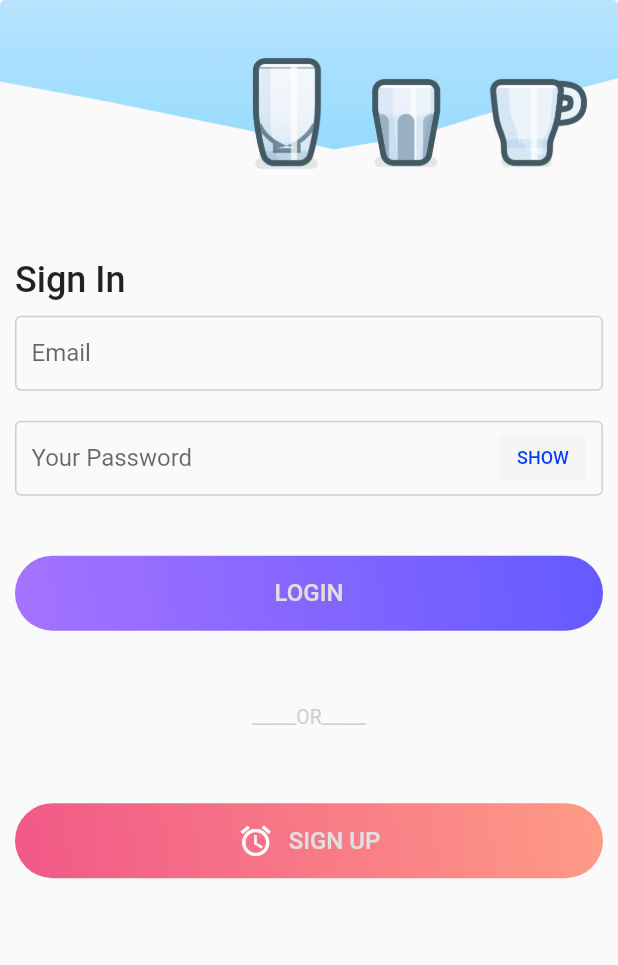
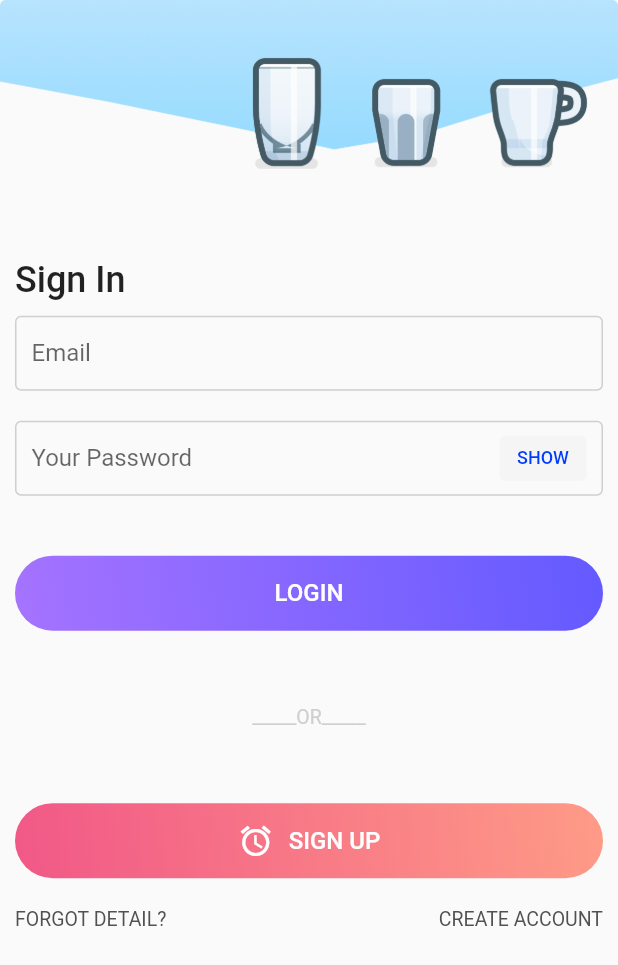
Before and after one commit to mroom-software/mr-smart-dock-mobile, a Flutter app: the screen it shows after launch, on a phone screen of 412 x 824 dp. Shown: the top 965 px of the screen. Run offline on Flutter 3.47's test engine with Material 2 defaults, Android fonts, the phone set to English and light mode, and no system bars; Roboto replaces fonts that are missing (Avenir).

Commit message:
[Login screen] update UI

```diff
--- a/lib/routes.dart
+++ b/lib/routes.dart
@@ -19,7 +19,8 @@ class Routes extends StatelessWidget {
           body1: TextStyle(fontSize: 15.0, fontStyle: FontStyle.normal,),
           title: TextStyle(fontSize: 18.0, fontStyle: FontStyle.normal,),
           subtitle: TextStyle(fontSize: 13.0, fontStyle: FontStyle.normal,),
-          button: TextStyle(fontSize: 16.0, fontStyle: FontStyle.normal, color: Theme.of(context).buttonColor),
+          display1: TextStyle(fontSize: 13.0, fontStyle: FontStyle.normal, color: Color(0xFF515151)),
+          button: TextStyle(fontSize: 16.0, fontStyle: FontStyle.normal, color: Colors.white),
         ),
       ),
       routes: {
--- a/lib/screens/login.dart
+++ b/lib/screens/login.dart
@@ -136,7 +136,36 @@ class _LoginScreenState extends State<LoginScreen> {
                     ButtonIconWidget(
 
                     ),
+                    SizedBox(
+                      height: 20,
+                    ),
+                    Row(
+                      mainAxisAlignment: MainAxisAlignment.start,
+                      children: <Widget>[
+                        Expanded(
+                          flex: 3,
+                          child: Text(
+                            'FORGOT DETAIL?',
+                            style: Theme.of(context).textTheme.display1,
+                          ),
+                        ),
+                        Expanded(
+                          flex: 3,
+                          child: Container(),
+                        ),
+                        Expanded(
+                          flex: 3,
+                          child: Align(
+                            alignment: Alignment.centerRight,
+                            child: Text(
+                              'CREATE ACCOUNT',
+                              style: Theme.of(context).textTheme.display1,
+                            ),
+                          ),
+                        ),
 
+                      ],
+                    ),
                   ],
 
                 ),
```
